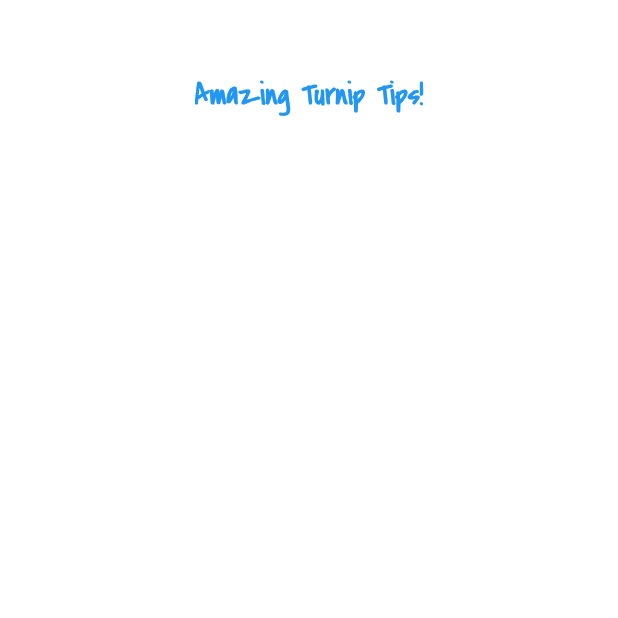
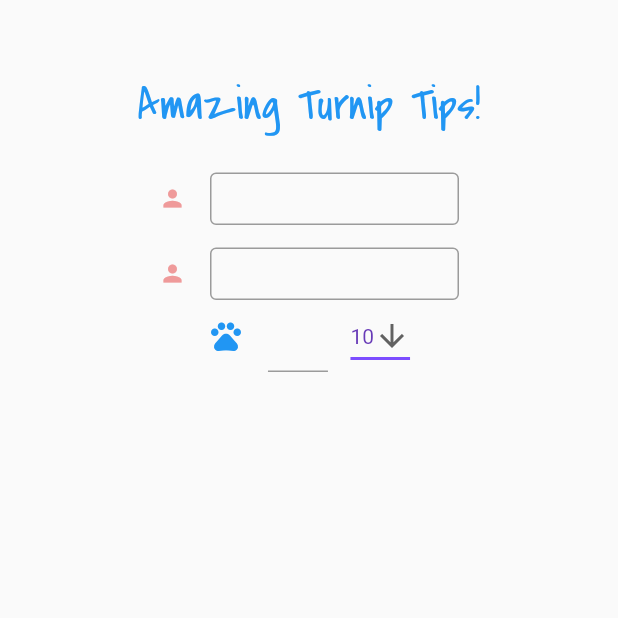
Before and after one commit to ajhanson22227/acTurnip, a Flutter app: the screen it shows after launch, on a phone screen of 412 x 824 dp, the top half of it. Run offline on Flutter 3.47's test engine with Material 2 defaults, Android fonts, the phone set to English and light mode, and no system bars.

Commit message:
Primary front end

```diff
--- a/lib/TurnipTips/tip_calculator.dart
+++ b/lib/TurnipTips/tip_calculator.dart
@@ -1,14 +1,7 @@
-
-
-
-
-
-
 
 
 import 'package:flutter/cupertino.dart';
 import 'package:flutter/material.dart';
-import 'package:google_fonts/google_fonts.dart';
 
 class TipCalculator extends StatefulWidget{
   @override
@@ -20,32 +13,130 @@ class TipCalculator extends StatefulWidget{
 class _TipCalculatorAppState extends State<TipCalculator>{
   TextEditingController userOneController;
   TextEditingController userTwoController;
+  TextEditingController priceController;
 
   double userOneTip = 0;
   double userTwoTip = 0;
 
+  String dropdownValue = '10';
+
   @override
   Widget build(BuildContext context){
-    return Center(
-      child: Column( //main body, will contain the rows
+    return Material(
+      child: Center(
+        child: Container(
+          child: Column(
             children: <Widget>[
+
+              //Top Title Section
               Padding(
-            padding: const EdgeInsets.all(50.0),
+                padding: const EdgeInsets.only(top: 50.0),
                 child: Text("Amazing Turnip Tips!", //title topbar text
                   style: TextStyle(
                     color: Colors.blue,
                     decoration: TextDecoration.none,
-                fontSize: 20.0,
+                    fontSize: 30.0,
                     fontFamily: 'Grace',
                   ),
                 ),
               ),
-          Row(  //this is the first row, userOne
+
+              //First User Row
+              Padding(
+                padding: const EdgeInsets.only(top: 25.0),
+                child: Container(
+                  width: 200.0,
+                  child: TextField(
+                    textAlign: TextAlign.center,
+                    decoration: InputDecoration(
+                      icon: Icon(Icons.person, color: Colors.red[200]),
+                      border: OutlineInputBorder(),
+                      isDense: true,
+                      contentPadding: EdgeInsets.all(8),
+                    ),
+                    keyboardType: TextInputType.number,
+                  ),
+                ),
+              ),
+
+
+              //Second User Row
+              Padding(
+                padding: const EdgeInsets.only(top: 15.0),
+                child: Container(
+                  width: 200.0,
+                  child: TextField(
+                    textAlign: TextAlign.center,
+                    decoration: InputDecoration(
+                      icon: Icon(Icons.person, color: Colors.red[200]),
+                      border: OutlineInputBorder(),
+                      isDense: true,
+                      contentPadding: EdgeInsets.all(8),
+                    ),
+                    keyboardType: TextInputType.number,
+                  ),
+                ),
+              ),
+
+
+              //Row will contain a Section for Prices and a dropdown for percentage
+              Row(
+                mainAxisAlignment: MainAxisAlignment.center,
                 children: <Widget>[
+
+                  //Price Textfield
+                  Container(
+                    width: 80,
+                    child: TextField(
+                      textAlign: TextAlign.center,
+                      keyboardType: TextInputType.number,
+                      decoration: InputDecoration(
+                        icon: Icon(Icons.pets, color: Colors.blue),
+                      ),
+                    ),
+                  ),
+
+                  //Dropdown menu
+
+                  Container(
+                    margin: EdgeInsets.only(left: 15.0),
+                    child: DropdownButton<String>(
+                      value: dropdownValue,
+                      icon: Icon(Icons.arrow_downward),
+                      iconSize: 24,
+                      elevation: 8,
+                      style: TextStyle(
+                        color: Colors.deepPurple
+                      ),
+                      underline: Container(
+                        height: 2,
+                        color: Colors.deepPurpleAccent,
+                      ),
+                      onChanged: (String newValue) {
+                        setState(() {
+                          dropdownValue = newValue;
+                        });
+                      },
+                      items: <String>['10', '15', '20']
+                        .map<DropdownMenuItem<String>>((String value) {
+                          return DropdownMenuItem<String>(
+                            value: value,
+                            child: Text(value),
+                          );
+                        })
+                        .toList(),
+                    ),
+                  ),
 
                 ],
               ),
+
+
+
+
             ],
+          ),
+        ),
       ),
     );
   }
```
Lines whose indentation alone changed are shown as unchanged.
